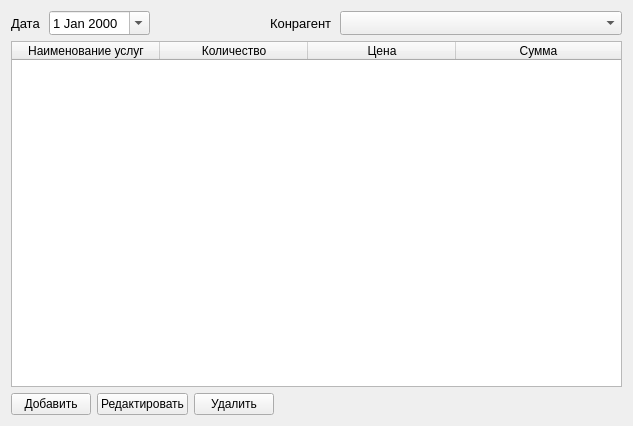
First picture: the form in faces/edit_invoicing.ui, repository vanobl/counter, before the edit.
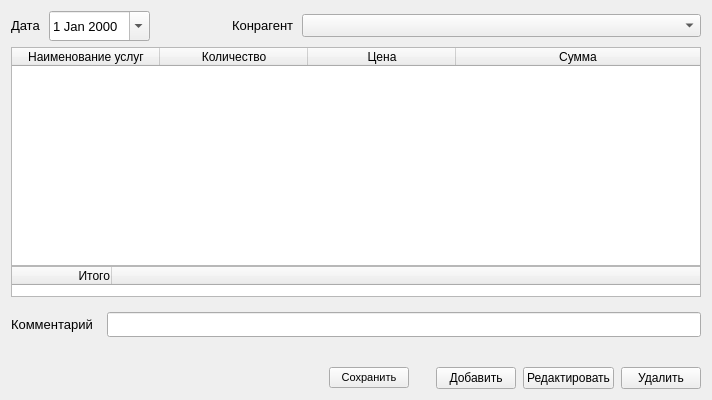
Second picture: the form after the edit.

Commit message: новые элементы: итоговая таблица, строка для комментариев, кнопка "сохранить"

Patch:
```diff
--- a/faces/edit_invoicing.ui
+++ b/faces/edit_invoicing.ui
@@ -9,8 +9,8 @@
    <rect>
     <x>0</x>
     <y>0</y>
-    <width>633</width>
-    <height>426</height>
+    <width>712</width>
+    <height>400</height>
    </rect>
   </property>
   <property name="sizePolicy">
@@ -24,14 +24,18 @@
   </property>
   <layout class="QVBoxLayout" name="verticalLayout_2">
    <item>
-    <layout class="QVBoxLayout" name="verticalLayout">
-     <item>
       <layout class="QHBoxLayout" name="horizontalLayout_2">
        <property name="spacing">
         <number>8</number>
        </property>
        <item>
         <widget class="QLabel" name="label">
+       <property name="sizePolicy">
+        <sizepolicy hsizetype="Preferred" vsizetype="Fixed">
+         <horstretch>0</horstretch>
+         <verstretch>0</verstretch>
+        </sizepolicy>
+       </property>
          <property name="font">
           <font>
            <pointsize>10</pointsize>
@@ -44,6 +48,18 @@
        </item>
        <item>
         <widget class="QDateEdit" name="date_edit">
+       <property name="sizePolicy">
+        <sizepolicy hsizetype="Preferred" vsizetype="Fixed">
+         <horstretch>0</horstretch>
+         <verstretch>0</verstretch>
+        </sizepolicy>
+       </property>
+       <property name="minimumSize">
+        <size>
+         <width>0</width>
+         <height>30</height>
+        </size>
+       </property>
          <property name="font">
           <font>
            <pointsize>10</pointsize>
@@ -59,16 +75,25 @@
          <property name="orientation">
           <enum>Qt::Horizontal</enum>
          </property>
+       <property name="sizeType">
+        <enum>QSizePolicy::Preferred</enum>
+       </property>
          <property name="sizeHint" stdset="0">
           <size>
-           <width>112</width>
-           <height>20</height>
+         <width>74</width>
+         <height>12</height>
           </size>
          </property>
         </spacer>
        </item>
        <item>
         <widget class="QLabel" name="label_2">
+       <property name="sizePolicy">
+        <sizepolicy hsizetype="Preferred" vsizetype="Fixed">
+         <horstretch>0</horstretch>
+         <verstretch>0</verstretch>
+        </sizepolicy>
+       </property>
          <property name="font">
           <font>
            <pointsize>10</pointsize>
@@ -85,7 +110,7 @@
           <bool>true</bool>
          </property>
          <property name="sizePolicy">
-          <sizepolicy hsizetype="Preferred" vsizetype="Minimum">
+        <sizepolicy hsizetype="Preferred" vsizetype="Fixed">
            <horstretch>1</horstretch>
            <verstretch>0</verstretch>
           </sizepolicy>
@@ -103,13 +128,27 @@
       </layout>
      </item>
      <item>
+    <layout class="QVBoxLayout" name="verticalLayout">
+     <property name="spacing">
+      <number>0</number>
+     </property>
+     <property name="sizeConstraint">
+      <enum>QLayout::SetDefaultConstraint</enum>
+     </property>
+     <item>
       <widget class="QTableWidget" name="table_service">
        <property name="enabled">
         <bool>true</bool>
        </property>
+       <property name="sizePolicy">
+        <sizepolicy hsizetype="Preferred" vsizetype="Preferred">
+         <horstretch>0</horstretch>
+         <verstretch>0</verstretch>
+        </sizepolicy>
+       </property>
        <property name="maximumSize">
         <size>
-         <width>634</width>
+         <width>16777215</width>
          <height>16777215</height>
         </size>
        </property>
@@ -178,7 +217,175 @@
       </widget>
      </item>
      <item>
+      <widget class="QTableWidget" name="table_total">
+       <property name="sizePolicy">
+        <sizepolicy hsizetype="Preferred" vsizetype="Fixed">
+         <horstretch>0</horstretch>
+         <verstretch>31</verstretch>
+        </sizepolicy>
+       </property>
+       <property name="minimumSize">
+        <size>
+         <width>0</width>
+         <height>31</height>
+        </size>
+       </property>
+       <property name="maximumSize">
+        <size>
+         <width>16777215</width>
+         <height>31</height>
+        </size>
+       </property>
+       <property name="lineWidth">
+        <number>1</number>
+       </property>
+       <property name="verticalScrollBarPolicy">
+        <enum>Qt::ScrollBarAlwaysOff</enum>
+       </property>
+       <property name="horizontalScrollBarPolicy">
+        <enum>Qt::ScrollBarAlwaysOff</enum>
+       </property>
+       <attribute name="horizontalHeaderStretchLastSection">
+        <bool>true</bool>
+       </attribute>
+       <column>
+        <property name="text">
+         <string>Итого</string>
+        </property>
+        <property name="textAlignment">
+         <set>AlignTrailing|AlignVCenter</set>
+        </property>
+       </column>
+       <column>
+        <property name="text">
+         <string/>
+        </property>
+       </column>
+      </widget>
+     </item>
+    </layout>
+   </item>
+   <item>
+    <spacer name="verticalSpacer_2">
+     <property name="orientation">
+      <enum>Qt::Vertical</enum>
+     </property>
+     <property name="sizeType">
+      <enum>QSizePolicy::Fixed</enum>
+     </property>
+     <property name="sizeHint" stdset="0">
+      <size>
+       <width>20</width>
+       <height>9</height>
+      </size>
+     </property>
+    </spacer>
+   </item>
+   <item>
+    <layout class="QHBoxLayout" name="horizontalLayout_3">
+     <item>
+      <widget class="QLabel" name="label_3">
+       <property name="sizePolicy">
+        <sizepolicy hsizetype="Preferred" vsizetype="Fixed">
+         <horstretch>0</horstretch>
+         <verstretch>0</verstretch>
+        </sizepolicy>
+       </property>
+       <property name="font">
+        <font>
+         <pointsize>10</pointsize>
+        </font>
+       </property>
+       <property name="text">
+        <string>Комментарий  </string>
+       </property>
+      </widget>
+     </item>
+     <item>
+      <widget class="QLineEdit" name="comment_edit">
+       <property name="sizePolicy">
+        <sizepolicy hsizetype="Preferred" vsizetype="Fixed">
+         <horstretch>25</horstretch>
+         <verstretch>0</verstretch>
+        </sizepolicy>
+       </property>
+       <property name="minimumSize">
+        <size>
+         <width>0</width>
+         <height>25</height>
+        </size>
+       </property>
+       <property name="font">
+        <font>
+         <pointsize>10</pointsize>
+        </font>
+       </property>
+      </widget>
+     </item>
+    </layout>
+   </item>
+   <item>
+    <spacer name="verticalSpacer">
+     <property name="orientation">
+      <enum>Qt::Vertical</enum>
+     </property>
+     <property name="sizeType">
+      <enum>QSizePolicy::Fixed</enum>
+     </property>
+     <property name="sizeHint" stdset="0">
+      <size>
+       <width>20</width>
+       <height>24</height>
+      </size>
+     </property>
+    </spacer>
+   </item>
+   <item>
       <layout class="QHBoxLayout" name="horizontalLayout">
+     <property name="spacing">
+      <number>7</number>
+     </property>
+     <item>
+      <spacer name="spacer">
+       <property name="orientation">
+        <enum>Qt::Horizontal</enum>
+       </property>
+       <property name="sizeHint" stdset="0">
+        <size>
+         <width>40</width>
+         <height>20</height>
+        </size>
+       </property>
+      </spacer>
+     </item>
+     <item>
+      <widget class="QPushButton" name="btn_save">
+       <property name="font">
+        <font>
+         <pointsize>8</pointsize>
+        </font>
+       </property>
+       <property name="text">
+        <string>Сохранить</string>
+       </property>
+      </widget>
+     </item>
+     <item>
+      <spacer name="horizontalSpacer_2">
+       <property name="orientation">
+        <enum>Qt::Horizontal</enum>
+       </property>
+       <property name="sizeType">
+        <enum>QSizePolicy::Preferred</enum>
+       </property>
+       <property name="sizeHint" stdset="0">
+        <size>
+         <width>20</width>
+         <height>20</height>
+        </size>
+       </property>
+      </spacer>
+     </item>
        <item>
         <widget class="QPushButton" name="btn_add">
          <property name="text">
@@ -199,21 +406,6 @@
           <string>Удалить</string>
          </property>
         </widget>
-       </item>
-       <item>
-        <spacer name="horizontalSpacer">
-         <property name="orientation">
-          <enum>Qt::Horizontal</enum>
-         </property>
-         <property name="sizeHint" stdset="0">
-          <size>
-           <width>40</width>
-           <height>20</height>
-          </size>
-         </property>
-        </spacer>
-       </item>
-      </layout>
      </item>
     </layout>
    </item>
```
Lines whose indentation alone changed are shown as unchanged.
